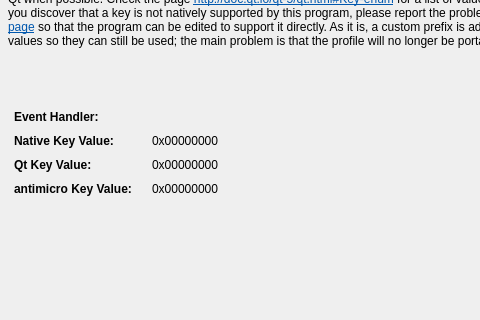
Qt form src/gui/qkeydisplaydialog.ui (davaughnl/Pad) before a commit; both pictures show x 0 to 480 and y 108 to 428 of the 597 by 428 pixel window.
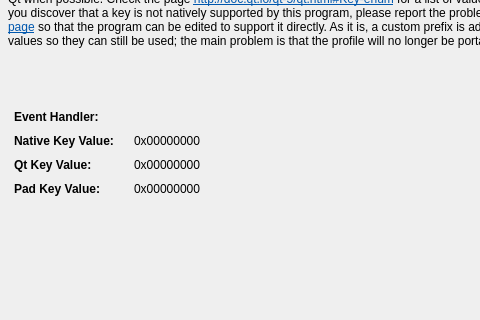
The same form after that commit.

The edit to the form file:
```diff
--- a/src/gui/qkeydisplaydialog.ui
+++ b/src/gui/qkeydisplaydialog.ui
@@ -151,11 +151,11 @@
        <property name="font">
         <font>
          <weight>75</weight>
-         <bold>true</bold>
+         <bold>false</bold>
         </font>
        </property>
        <property name="text">
-        <string>antimicro Key Value:</string>
+        <string>Pad Key Value:</string>
        </property>
       </widget>
      </item>
```
Left out of the diff: 6 changed lines with no effect on the pictures.
